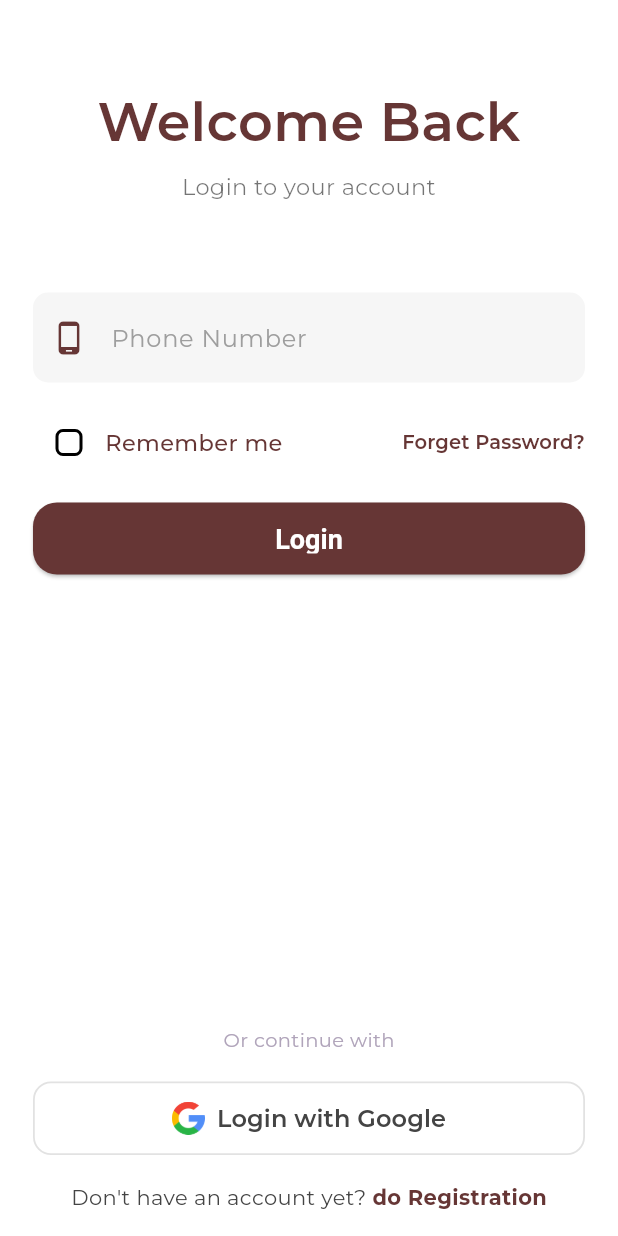
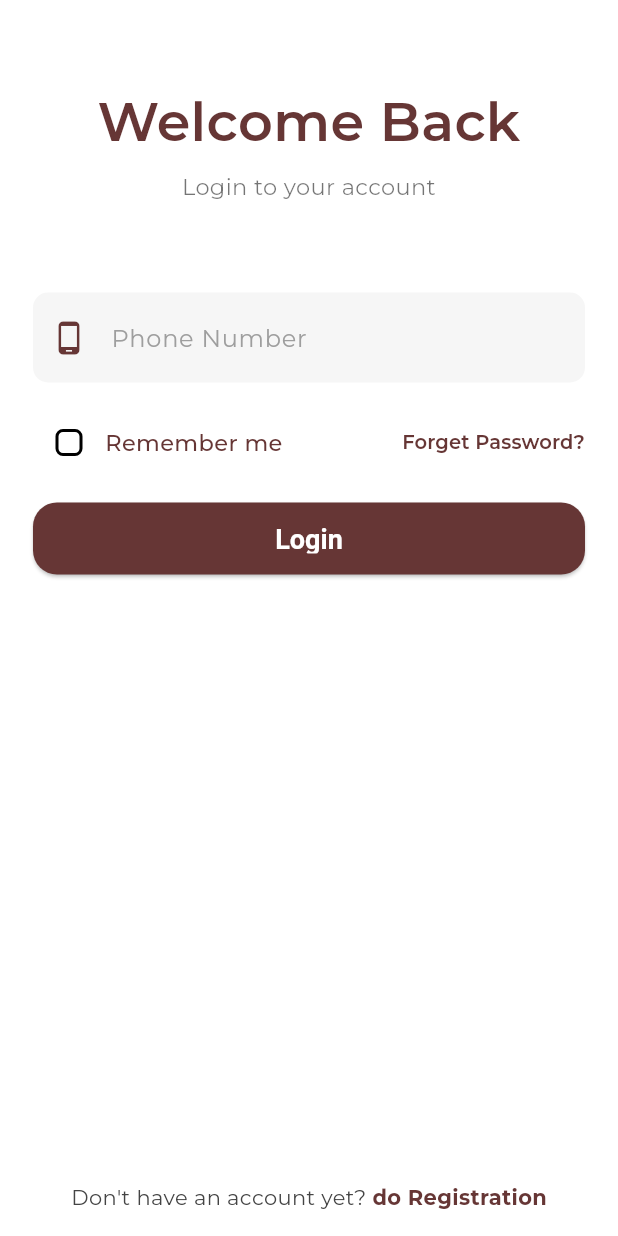
Before and after one commit to gajendra82/youvai, a Flutter app: the screen it shows after launch, after a tap on "Login", on a phone screen of 412 x 824 dp. Run offline on Flutter 3.47's test engine with Material 3 defaults, Android fonts, the phone set to English and light mode, and no system bars; our stand-ins replace camera, firebase_auth, firebase_core, flutter_bloc, google_fonts, image_picker and 3 more; missing offline and left inert: dart:html, dart:js, razorpay_web; accounts and stored records are empty; project files that could hold a hidden picture were left out.

Commit message:
work on rem,ove google login

```diff
--- a/lib/screens/auth/login_screen.dart
+++ b/lib/screens/auth/login_screen.dart
@@ -258,75 +258,75 @@ class _LoginPageState extends State<LoginPage> {
                 // Bottom section
                 Column(
                   children: [
-                    Padding(
-                      padding: const EdgeInsets.only(bottom: 18.0, top: 8),
-                      child: Row(
-                        children: const [
-                          Expanded(child: Divider(thickness: 1.2)),
-                          SizedBox(width: 12),
-                          Text(
-                            "Or continue with",
-                            style: TextStyle(
-                              color: Color(0xFFB0A4BA),
-                              fontSize: 13,
-                            ),
-                          ),
-                          SizedBox(width: 12),
-                          Expanded(child: Divider(thickness: 1.2)),
-                        ],
-                      ),
-                    ),
-                    SizedBox(
-                      width: double.infinity,
-                      child: OutlinedButton.icon(
-                        onPressed: () {
-                          BlocProvider(
-                            create: (_) => AuthBloc(),
-                            child: BlocListener<AuthBloc, AuthState>(
-                              listener: (context, state) {
-                                if (state is AuthAuthenticated) {
-                                  ScaffoldMessenger.of(context).showSnackBar(
-                                    SnackBar(content: Text('${state.message}')),
-                                  );
-                                  Navigator.pushReplacementNamed(
-                                      context, AppRoutes.start);
-                                  // Or: Navigator.push(...);
-                                } else if (state is AuthError) {
-                                  ScaffoldMessenger.of(context).showSnackBar(
-                                    SnackBar(content: Text(state.error)),
-                                  );
-                                }
-                              },
-                              child: GoogleSignInButton(),
-                            ),
-                          );
-                        },
-                        icon: Image.asset(
-                          'assets/google_logo.png',
-                          height: 22,
-                          width: 22,
-                        ),
-                        label: const Text(
-                          'Login with Google',
-                          style: TextStyle(
-                            color: Color(0xFF444444),
-                            fontWeight: FontWeight.w600,
-                            fontSize: 16,
-                          ),
-                        ),
-                        style: OutlinedButton.styleFrom(
-                          padding: const EdgeInsets.symmetric(vertical: 13),
-                          shape: RoundedRectangleBorder(
-                            borderRadius: BorderRadius.circular(12),
-                          ),
-                          side: const BorderSide(
-                            color: Color(0xFFE2E2E2),
-                            width: 1.2,
-                          ),
-                          backgroundColor: Colors.white,
-                        ),
-                      ),
-                    ),
+                    // Padding(
+                    //   padding: const EdgeInsets.only(bottom: 18.0, top: 8),
+                    //   child: Row(
+                    //     children: const [
+                    //       Expanded(child: Divider(thickness: 1.2)),
+                    //       SizedBox(width: 12),
+                    //       Text(
+                    //         "Or continue with",
+                    //         style: TextStyle(
+                    //           color: Color(0xFFB0A4BA),
+                    //           fontSize: 13,
+                    //         ),
+                    //       ),
+                    //       SizedBox(width: 12),
+                    //       Expanded(child: Divider(thickness: 1.2)),
+                    //     ],
+                    //   ),
+                    // ),
+                    // SizedBox(
+                    //   width: double.infinity,
+                    //   child: OutlinedButton.icon(
+                    //     onPressed: () {
+                    //       BlocProvider(
+                    //         create: (_) => AuthBloc(),
+                    //         child: BlocListener<AuthBloc, AuthState>(
+                    //           listener: (context, state) {
+                    //             if (state is AuthAuthenticated) {
+                    //               ScaffoldMessenger.of(context).showSnackBar(
+                    //                 SnackBar(content: Text('${state.message}')),
+                    //               );
+                    //               Navigator.pushReplacementNamed(
+                    //                   context, AppRoutes.start);
+                    //               // Or: Navigator.push(...);
+                    //             } else if (state is AuthError) {
+                    //               ScaffoldMessenger.of(context).showSnackBar(
+                    //                 SnackBar(content: Text(state.error)),
+                    //               );
+                    //             }
+                    //           },
+                    //           child: GoogleSignInButton(),
+                    //         ),
+                    //       );
+                    //     },
+                    //     icon: Image.asset(
+                    //       'assets/google_logo.png',
+                    //       height: 22,
+                    //       width: 22,
+                    //     ),
+                    //     label: const Text(
+                    //       'Login with Google',
+                    //       style: TextStyle(
+                    //         color: Color(0xFF444444),
+                    //         fontWeight: FontWeight.w600,
+                    //         fontSize: 16,
+                    //       ),
+                    //     ),
+                    //     style: OutlinedButton.styleFrom(
+                    //       padding: const EdgeInsets.symmetric(vertical: 13),
+                    //       shape: RoundedRectangleBorder(
+                    //         borderRadius: BorderRadius.circular(12),
+                    //       ),
+                    //       side: const BorderSide(
+                    //         color: Color(0xFFE2E2E2),
+                    //         width: 1.2,
+                    //       ),
+                    //       backgroundColor: Colors.white,
+                    //     ),
+                    //   ),
+                    // ),
                     const SizedBox(height: 18),
                     Row(
                       mainAxisAlignment: MainAxisAlignment.center,
--- a/lib/screens/guest/onboard_screen.dart
+++ b/lib/screens/guest/onboard_screen.dart
@@ -322,28 +322,28 @@ class _OnboardScreenState extends State<OnboardScreen> {
                       //     ),
                       //   ),
                       // ),
-                      BlocProvider(
-                        create: (_) => AuthBloc(),
-                        child: BlocListener<AuthBloc, AuthState>(
-                          listener: (context, state) {
-                            if (state is AuthAuthenticated) {
-                              ScaffoldMessenger.of(context).showSnackBar(
-                                SnackBar(
-                                    content: Text(
-                                        '${state.message}')),
-                              );
-                              Navigator.pushReplacementNamed(
-                                  context, AppRoutes.start);
-                              // Or: Navigator.push(...);
-                            } else if (state is AuthError) {
-                              ScaffoldMessenger.of(context).showSnackBar(
-                                SnackBar(content: Text(state.error)),
-                              );
-                            }
-                          },
-                          child: GoogleSignInButton(),
-                        ),
-                      ),
+                      // BlocProvider(
+                      //   create: (_) => AuthBloc(),
+                      //   child: BlocListener<AuthBloc, AuthState>(
+                      //     listener: (context, state) {
+                      //       if (state is AuthAuthenticated) {
+                      //         ScaffoldMessenger.of(context).showSnackBar(
+                      //           SnackBar(
+                      //               content: Text(
+                      //                   '${state.message}')),
+                      //         );
+                      //         Navigator.pushReplacementNamed(
+                      //             context, AppRoutes.start);
+                      //         // Or: Navigator.push(...);
+                      //       } else if (state is AuthError) {
+                      //         ScaffoldMessenger.of(context).showSnackBar(
+                      //           SnackBar(content: Text(state.error)),
+                      //         );
+                      //       }
+                      //     },
+                      //     child: GoogleSignInButton(),
+                      //   ),
+                      // ),
                     ],
                   ),
                 ),
@@ -356,105 +356,105 @@ class _OnboardScreenState extends State<OnboardScreen> {
   }
 }
 
-class GoogleSignInButton extends StatelessWidget {
-  @override
-  Widget build(BuildContext context) {
-    return BlocBuilder<AuthBloc, AuthState>(
-      builder: (context, state) {
-      return SizedBox(
-          width: double.infinity,
-          child: OutlinedButton.icon(
-            onPressed: state is AuthLoading
-                ? null
-                : () async {
-                    // context.read<AuthBloc>().add(GoogleLoginRequested());
-                    try {
-                      context.read<AuthBloc>().emit(AuthLoading());
-
-                      // Check if Firebase is available first
-                      if (!await FirebaseUtils.isFirebaseAvailable()) {
-                        throw Exception("Firebase is not available. Please check your internet connection and try again.");
-                      }
-
-                      // Ensure Firebase is ready before attempting sign-in
-                      await FirebaseUtils.waitForFirebase();
-
-                      final GoogleAuthProvider googleProvider =
-                          GoogleAuthProvider();
-                      await FirebaseAuth.instance
-                          .signInWithPopup(googleProvider);
-                      print(FirebaseAuth.instance.currentUser?.email);
-                      print(FirebaseAuth.instance.currentUser?.displayName);
-                      print(FirebaseAuth.instance.currentUser?.uid);
-                      print(FirebaseAuth.instance.currentUser?.photoURL);
-                      print(FirebaseAuth.instance.currentUser?.photoURL);
-                      print(
-                          "Signed in: ${FirebaseAuth.instance.currentUser?.displayName}");
-                      context.read<AuthBloc>().add(
-                            GoogleLoginRequested(
-                              googleToken:
-                                  FirebaseAuth.instance.currentUser?.uid ?? '',
-                              email: FirebaseAuth.instance.currentUser?.email ??
-                                  '',
-                              displayName: FirebaseAuth
-                                      .instance.currentUser?.displayName ??
-                                  '',
-                              uid: FirebaseAuth.instance.currentUser?.uid ?? '',
-                              photoURL:
-                                  FirebaseAuth.instance.currentUser?.photoURL ??
-                                      '',
-                              phoneNumber: FirebaseAuth
-                                      .instance.currentUser?.phoneNumber ??
-                                  '',
-                            ),
-                          );
-                    } catch (e) {
-                      print("Error signing in on web: $e");
-                      // Show error to user
-                      ScaffoldMessenger.of(context).showSnackBar(
-                        SnackBar(
-                          content: Text('Sign in failed: ${e.toString()}'),
-                          backgroundColor: Colors.red,
-                          duration: Duration(seconds: 5),
-                        ),
-                      );
-                      // Reset loading state
-                      context.read<AuthBloc>().emit(AuthInitial());
-                    }
-                  },
-            icon: state is AuthLoading
-                ? const SizedBox(
-                    height: 22,
-                    width: 22,
-                    child: CircularProgressIndicator(strokeWidth: 2),
-                  )
-                : Image.asset(
-                    'assets/google_logo.png',
-                    height: 22,
-                    width: 22,
-                  ),
-            label: Text(
-              state is AuthLoading ? "Signing in..." : "Login with Google",
-              style: const TextStyle(
-                color: Color(0xFF444444),
-                fontWeight: FontWeight.w600,
-                fontSize: 16,
-              ),
-            ),
-            style: OutlinedButton.styleFrom(
-              padding: const EdgeInsets.symmetric(vertical: 13),
-              shape: RoundedRectangleBorder(
-                borderRadius: BorderRadius.circular(12),
-              ),
-              side: const BorderSide(
-                color: Color(0xFFE2E2E2),
-                width: 1.2,
-              ),
-              backgroundColor: Colors.white,
-            ),
-          ),
-        );
-      },
-    );
-  }
-}
+// class GoogleSignInButton extends StatelessWidget {
+//   @override
+//   Widget build(BuildContext context) {
+//     return BlocBuilder<AuthBloc, AuthState>(
+//       builder: (context, state) {
+//       return SizedBox(
+//           width: double.infinity,
+//           child: OutlinedButton.icon(
+//             onPressed: state is AuthLoading
+//                 ? null
+//                 : () async {
+//                     // context.read<AuthBloc>().add(GoogleLoginRequested());
+//                     try {
+//                       context.read<AuthBloc>().emit(AuthLoading());
+//
+//                       // Check if Firebase is available first
+//                       if (!await FirebaseUtils.isFirebaseAvailable()) {
+//                         throw Exception("Firebase is not available. Please check your internet connection and try again.");
+//                       }
+//
+//                       // Ensure Firebase is ready before attempting sign-in
+//                       await FirebaseUtils.waitForFirebase();
+//
+//                       final GoogleAuthProvider googleProvider =
+//                           GoogleAuthProvider();
+//                       await FirebaseAuth.instance
+//                           .signInWithPopup(googleProvider);
+//                       print(FirebaseAuth.instance.currentUser?.email);
+//                       print(FirebaseAuth.instance.currentUser?.displayName);
+//                       print(FirebaseAuth.instance.currentUser?.uid);
+//                       print(FirebaseAuth.instance.currentUser?.photoURL);
+//                       print(FirebaseAuth.instance.currentUser?.photoURL);
+//                       print(
+//                           "Signed in: ${FirebaseAuth.instance.currentUser?.displayName}");
+//                       context.read<AuthBloc>().add(
+//                             GoogleLoginRequested(
+//                               googleToken:
+//                                   FirebaseAuth.instance.currentUser?.uid ?? '',
+//                               email: FirebaseAuth.instance.currentUser?.email ??
+//                                   '',
+//                               displayName: FirebaseAuth
+//                                       .instance.currentUser?.displayName ??
+//                                   '',
+//                               uid: FirebaseAuth.instance.currentUser?.uid ?? '',
+//                               photoURL:
+//                                   FirebaseAuth.instance.currentUser?.photoURL ??
+//                                       '',
+//                               phoneNumber: FirebaseAuth
+//                                       .instance.currentUser?.phoneNumber ??
+//                                   '',
+//                             ),
+//                           );
+//                     } catch (e) {
+//                       print("Error signing in on web: $e");
+//                       // Show error to user
+//                       ScaffoldMessenger.of(context).showSnackBar(
+//                         SnackBar(
+//                           content: Text('Sign in failed: ${e.toString()}'),
+//                           backgroundColor: Colors.red,
+//                           duration: Duration(seconds: 5),
+//                         ),
+//                       );
+//                       // Reset loading state
+//                       context.read<AuthBloc>().emit(AuthInitial());
+//                     }
+//                   },
+//             icon: state is AuthLoading
+//                 ? const SizedBox(
+//                     height: 22,
+//                     width: 22,
+//                     child: CircularProgressIndicator(strokeWidth: 2),
+//                   )
+//                 : Image.asset(
+//                     'assets/google_logo.png',
+//                     height: 22,
+//                     width: 22,
+//                   ),
+//             label: Text(
+//               state is AuthLoading ? "Signing in..." : "Login with Google",
+//               style: const TextStyle(
+//                 color: Color(0xFF444444),
+//                 fontWeight: FontWeight.w600,
+//                 fontSize: 16,
+//               ),
+//             ),
+//             style: OutlinedButton.styleFrom(
+//               padding: const EdgeInsets.symmetric(vertical: 13),
+//               shape: RoundedRectangleBorder(
+//                 borderRadius: BorderRadius.circular(12),
+//               ),
+//               side: const BorderSide(
+//                 color: Color(0xFFE2E2E2),
+//                 width: 1.2,
+//               ),
+//               backgroundColor: Colors.white,
+//             ),
+//           ),
+//         );
+//       },
+//     );
+//   }
+// }
```
Also changed, not shown: 3 other files.
